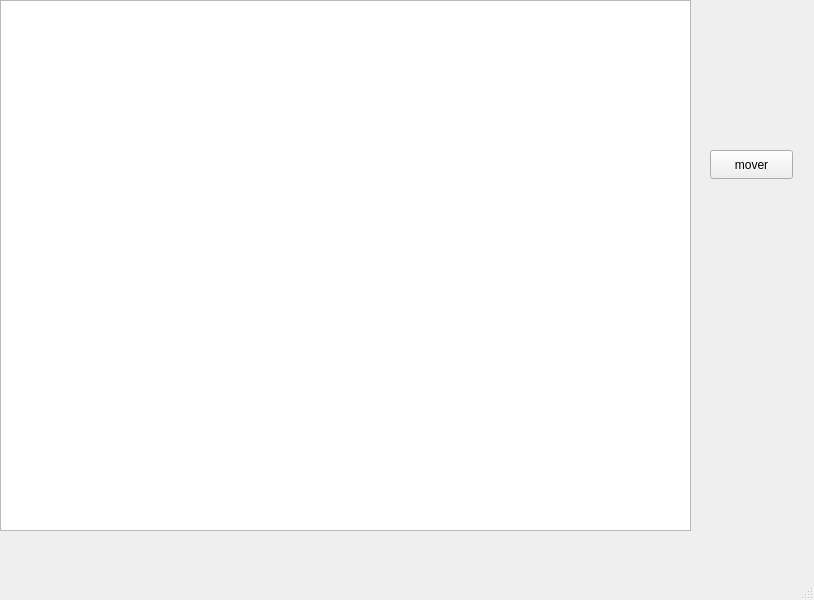
First picture: the form in mainwindow.ui, repository barrios260/labo_5, before the edit.
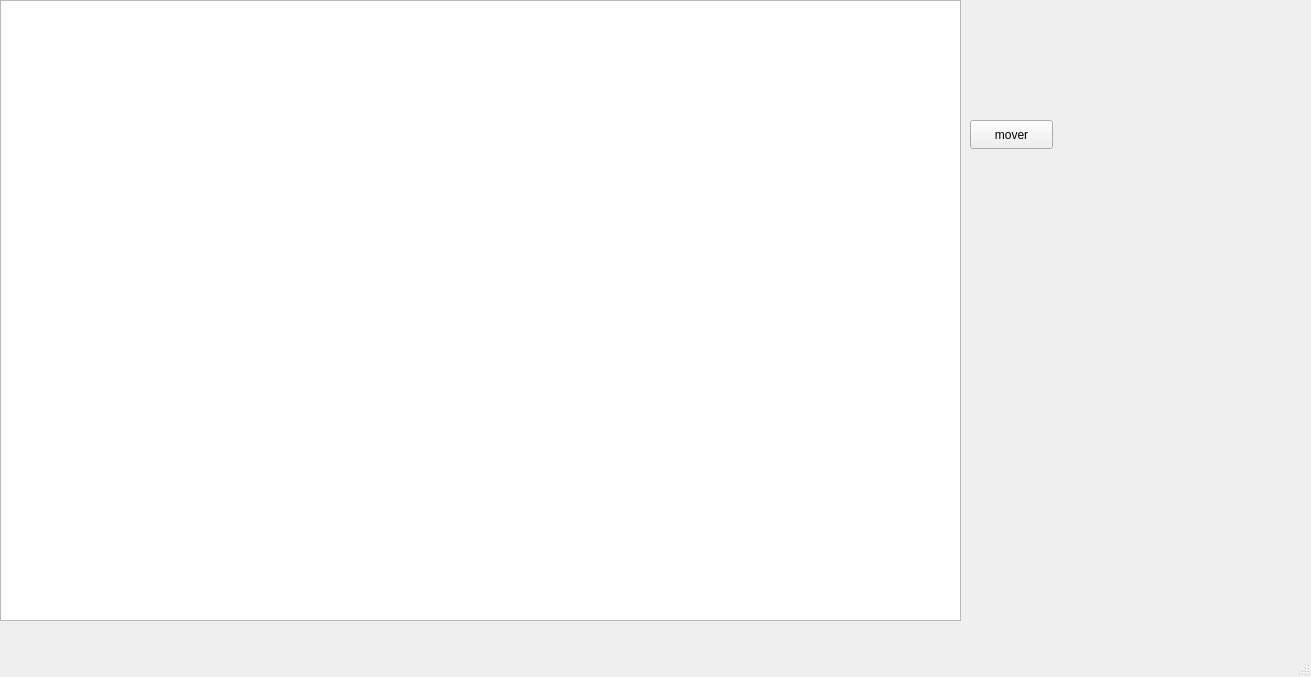
Second picture: the form after the edit.

```diff
--- a/mainwindow.ui
+++ b/mainwindow.ui
@@ -6,8 +6,8 @@
    <rect>
     <x>0</x>
     <y>0</y>
-    <width>814</width>
-    <height>600</height>
+    <width>1311</width>
+    <height>677</height>
    </rect>
   </property>
   <property name="windowTitle">
@@ -19,16 +19,16 @@
      <rect>
       <x>0</x>
       <y>0</y>
-      <width>691</width>
-      <height>531</height>
+      <width>961</width>
+      <height>621</height>
      </rect>
     </property>
    </widget>
    <widget class="QPushButton" name="pushButton">
     <property name="geometry">
      <rect>
-      <x>710</x>
-      <y>150</y>
+      <x>970</x>
+      <y>120</y>
       <width>83</width>
       <height>29</height>
      </rect>
```
Left out of the diff: 10 changed lines with no effect on the pictures.
